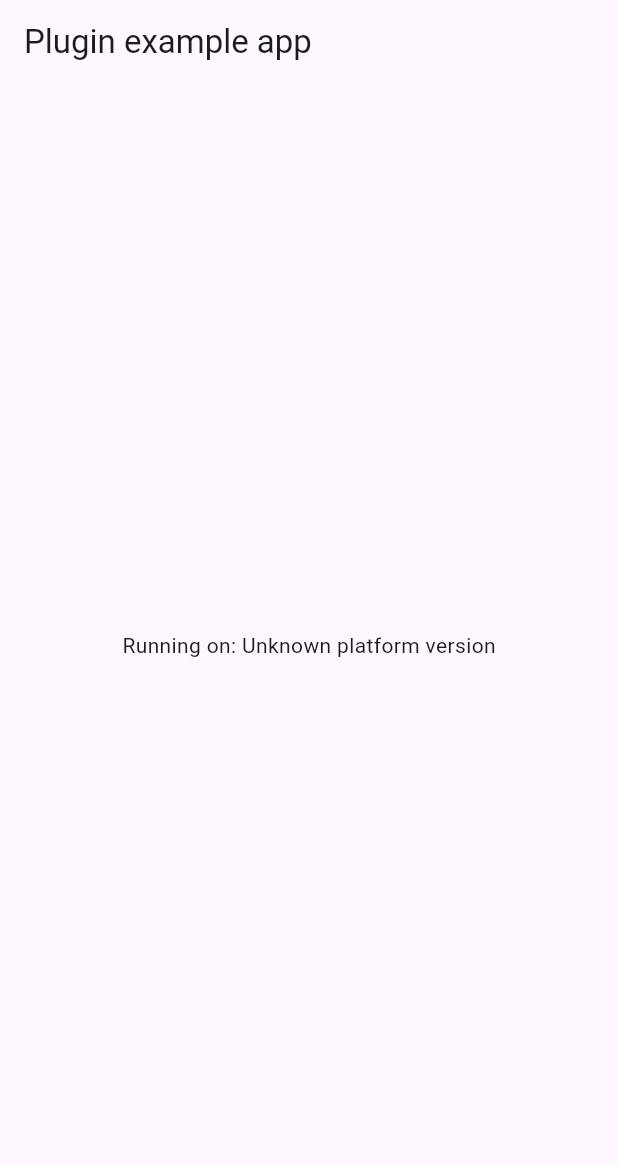
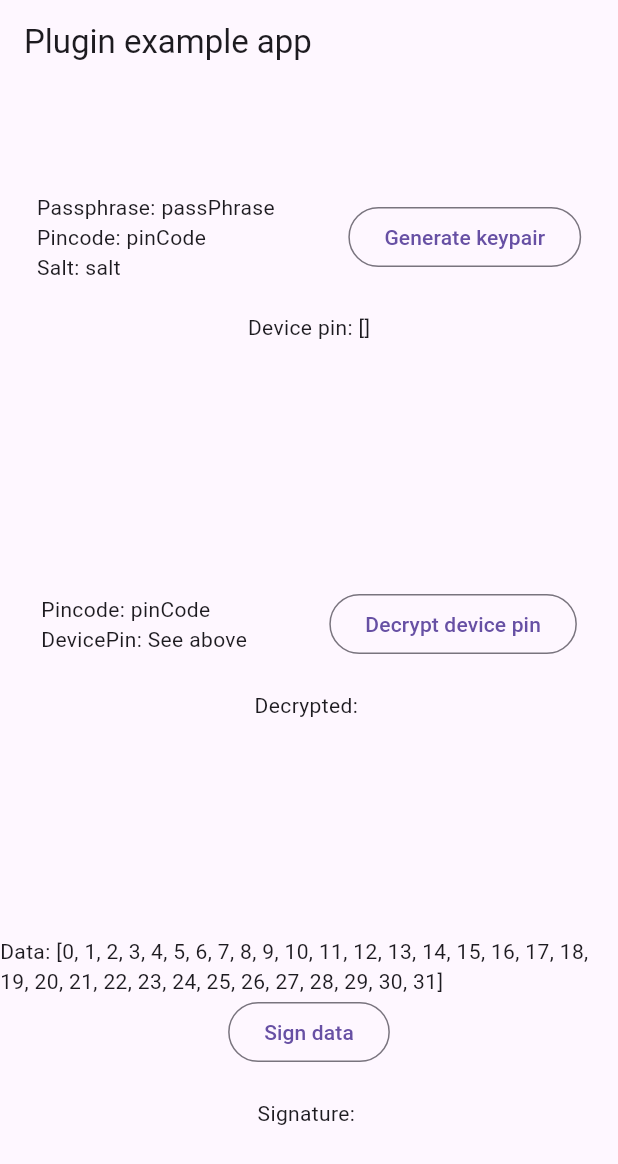
Before and after one commit to tagion/tagion_dart_api, a Flutter app: the screen it shows after launch, on a phone screen of 412 x 824 dp. Shown: the top 1164 px of the screen. Run offline on Flutter 3.47's test engine with Material 3 defaults, Android fonts, the phone set to English and light mode, and no system bars; our stand-ins replace plugin_platform_interface; missing offline and left inert: dart:ffi, dart:html; statements that could not run were skipped.

Commit message:
add crypto functions to an example

```diff
--- a/example/lib/main.dart
+++ b/example/lib/main.dart
@@ -1,8 +1,21 @@
+import 'dart:ffi';
+
 import 'package:flutter/material.dart';
-import 'dart:async';
-
 import 'package:flutter/services.dart';
-import 'package:tagion_dart_api/tagion_dart_api.dart';
+import 'package:tagion_dart_api/basic/basic.dart';
+import 'package:tagion_dart_api/basic/ffi/basic_ffi.dart';
+import 'package:tagion_dart_api/crypto/crypto.dart';
+import 'package:tagion_dart_api/crypto/crypto_interface.dart';
+import 'package:tagion_dart_api/crypto/ffi/crypto_ffi.dart';
+import 'package:tagion_dart_api/crypto/secure_net_vault/secure_net_vault.dart';
+import 'package:tagion_dart_api/crypto/secure_net_vault/secure_net_vault_interface.dart';
+import 'package:tagion_dart_api/error_message/error_message.dart';
+import 'package:tagion_dart_api/error_message/error_message_interface.dart';
+import 'package:tagion_dart_api/error_message/ffi/error_message_ffi.dart';
+import 'package:tagion_dart_api/exception/crypto_exception.dart';
+import 'package:tagion_dart_api/pointer_manager/pointer_manager.dart';
+import 'package:tagion_dart_api/pointer_manager/pointer_manager_interface.dart';
+import 'package:tagion_dart_api/utils/ffi_library_util.dart';
 
 void main() {
   runApp(const MyApp());
@@ -16,35 +29,106 @@ class MyApp extends StatefulWidget {
 }
 
 class _MyAppState extends State<MyApp> {
-  String _platformVersion = 'Unknown';
-  final _tagionDartApiPlugin = TagionDartApi();
+  //
+  late final DynamicLibrary _dyLib;
+  late final BasicFfi _basicFfi;
+  late final Basic _basic;
+  final IPointerManager _pointerManager = const PointerManager();
+  late final ErrorMessageFfi _errorMessageFfi;
+  late final IErrorMessage _errorMessage;
+  //
+  late final CryptoFfi _cryptoFfi;
+  late ISecureNetVault _secureNetVault;
+  late final ICrypto _crypto;
+  //
+  String passPhrase = 'passPhrase';
+  String pinCode = 'pinCode';
+  String salt = 'salt';
+  Uint8List dataToSign = Uint8List.fromList([
+    0,
+    1,
+    2,
+    3,
+    4,
+    5,
+    6,
+    7,
+    8,
+    9,
+    10,
+    11,
+    12,
+    13,
+    14,
+    15,
+    16,
+    17,
+    18,
+    19,
+    20,
+    21,
+    22,
+    23,
+    24,
+    25,
+    26,
+    27,
+    28,
+    29,
+    30,
+    31
+  ]);
+  //
+  Uint8List _devicePin = Uint8List.fromList([]);
+  String decrypted = '';
+  String signature = '';
 
   @override
   void initState() {
     super.initState();
-    initPlatformState();
+    //
+    _dyLib = FFILibraryUtil.load();
+    _basicFfi = BasicFfi(_dyLib);
+    _errorMessageFfi = ErrorMessageFfi(_dyLib);
+    _errorMessage = ErrorMessage(_errorMessageFfi, _pointerManager);
+    _basic = Basic(_basicFfi, _pointerManager, _errorMessage);
+    //
+    _cryptoFfi = CryptoFfi(_dyLib);
+    _secureNetVault = SecureNetVault(_pointerManager);
+    _crypto = Crypto(_cryptoFfi, _pointerManager, _errorMessage, _secureNetVault);
+    //
+    _basic.startDRuntime();
   }
 
-  // Platform messages are asynchronous, so we initialize in an async method.
-  Future<void> initPlatformState() async {
-    String platformVersion;
-    // Platform messages may fail, so we use a try/catch PlatformException.
-    // We also handle the message potentially returning null.
+  void generateKeypair() {
+    setState(() {
+      _devicePin = _crypto.generateKeypair(passPhrase, pinCode, salt);
+    });
+  }
+
+  void decryptDevicePin() {
     try {
-      platformVersion =
-          await _tagionDartApiPlugin.getPlatformVersion() ?? 'Unknown platform version';
-    } on PlatformException {
-      platformVersion = 'Failed to get platform version.';
+      _crypto.decryptDevicePin(pinCode, _devicePin);
+      setState(() {
+        decrypted = 'Success';
+      });
+    } on CryptoException catch (e) {
+      setState(() {
+        decrypted = '${e.runtimeType}: ${e.errorCode.toString()} - ${e.message}';
+      });
     }
+  }
 
-    // If the widget was removed from the tree while the asynchronous platform
-    // message was in flight, we want to discard the reply rather than calling
-    // setState to update our non-existent appearance.
-    if (!mounted) return;
-
-    setState(() {
-      _platformVersion = platformVersion;
-    });
+  void signData() {
+    try {
+      setState(() {
+        signature = _crypto.sign(dataToSign).toString();
+      });
+    } on CryptoException catch (e) {
+      setState(() {
+        signature = '${e.runtimeType}: ${e.errorCode.toString()} - ${e.message}';
+      });
+    }
   }
 
   @override
@@ -55,7 +139,57 @@ class _MyAppState extends State<MyApp> {
           title: const Text('Plugin example app'),
         ),
         body: Center(
-          child: Text('Running on: $_platformVersion\n'),
+          child: Column(
+            mainAxisAlignment: MainAxisAlignment.spaceAround,
+            children: [
+              Column(
+                mainAxisAlignment: MainAxisAlignment.center,
+                children: [
+                  Row(
+                    mainAxisAlignment: MainAxisAlignment.spaceAround,
+                    children: [
+                      Text('Passphrase: $passPhrase\nPincode: $pinCode\nSalt: $salt'),
+                      OutlinedButton(
+                        onPressed: () => generateKeypair(),
+                        child: const Text('Generate keypair'),
+                      ),
+                    ],
+                  ),
+                  const SizedBox(height: 20),
+                  Text('Device pin: $_devicePin\n'),
+                ],
+              ),
+              Column(
+                mainAxisAlignment: MainAxisAlignment.center,
+                children: [
+                  Row(
+                    mainAxisAlignment: MainAxisAlignment.spaceAround,
+                    children: [
+                      Text('Pincode: $pinCode\nDevicePin: See above'),
+                      OutlinedButton(
+                        onPressed: () => decryptDevicePin(),
+                        child: const Text('Decrypt device pin'),
+                      ),
+                    ],
+                  ),
+                  const SizedBox(height: 20),
+                  Text('Decrypted: $decrypted'),
+                ],
+              ),
+              Column(
+                mainAxisAlignment: MainAxisAlignment.center,
+                children: [
+                  Text('Data: $dataToSign'),
+                  OutlinedButton(
+                    onPressed: () => signData(),
+                    child: const Text('Sign data'),
+                  ),
+                  const SizedBox(height: 20),
+                  Text('Signature: $signature'),
+                ],
+              ),
+            ],
+          ),
         ),
       ),
     );
```
